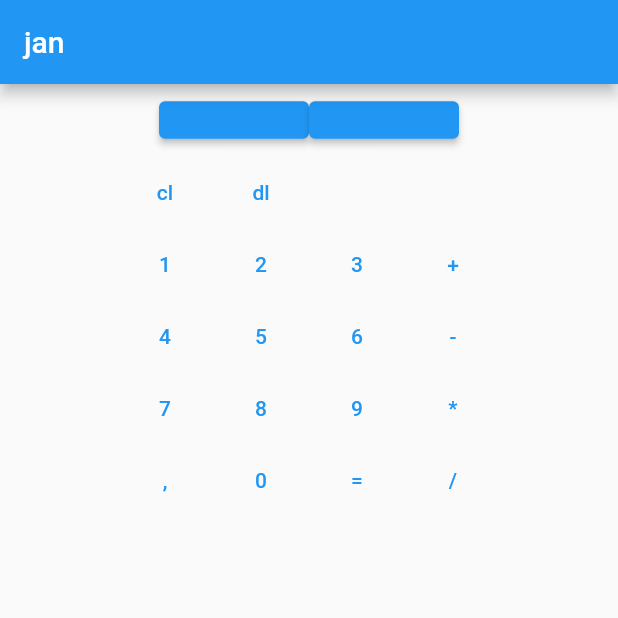
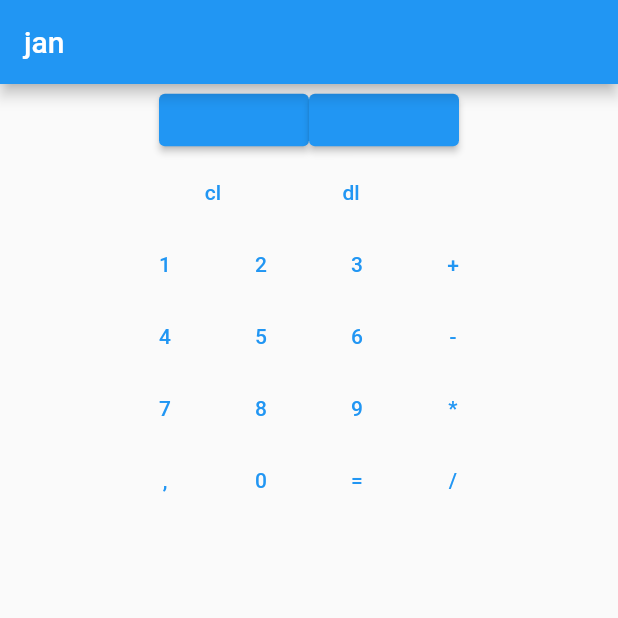
Before and after one commit to Kacp-R/kalk, a Flutter app: the screen it shows after launch, on a phone screen of 412 x 824 dp, the top half of it. Run offline on Flutter 3.47's test engine with Material 2 defaults, Android fonts, the phone set to English and light mode, and no system bars.

Commit message:
Changed styling

```diff
--- a/lib/main.dart
+++ b/lib/main.dart
@@ -37,8 +37,8 @@ class _MyAppState extends State<MyApp> {
             mainAxisAlignment: MainAxisAlignment.center,
 
             children: [
-              ElevatedButton(onPressed: ()=> copy(1), child: Text('$_secondS'), style: ElevatedButton.styleFrom(minimumSize: Size(100, 25)),),
-              ElevatedButton(onPressed: ()=> copy(0), child: Text('$_firstS'), style: ElevatedButton.styleFrom(minimumSize: Size(100, 25)),),
+              ElevatedButton(onPressed: ()=> copy(1), child: Text('$_secondS'), style: ElevatedButton.styleFrom(minimumSize: Size(100, 35)),),
+              ElevatedButton(onPressed: ()=> copy(0), child: Text('$_firstS'), style: ElevatedButton.styleFrom(minimumSize: Size(100, 35)),),
             ],
           ),
           Column(
@@ -46,9 +46,8 @@ class _MyAppState extends State<MyApp> {
             Row(
               mainAxisAlignment: MainAxisAlignment.center,
               children: [
-                TextButton(onPressed: ()=> func('cl'), child: Text('cl')),
+                TextButton(onPressed: ()=> func('cl'), child: Text('cl'), style: TextButton.styleFrom(minimumSize: Size(120, 35)),),
                 TextButton(onPressed: ()=> func('dl'), child: Text('dl')),
-                TextButton(onPressed: ()=> func(''), child: Text(' ')),
                 TextButton(onPressed: ()=> func(''), child: Text(' ')),
               ],
             ),
```
